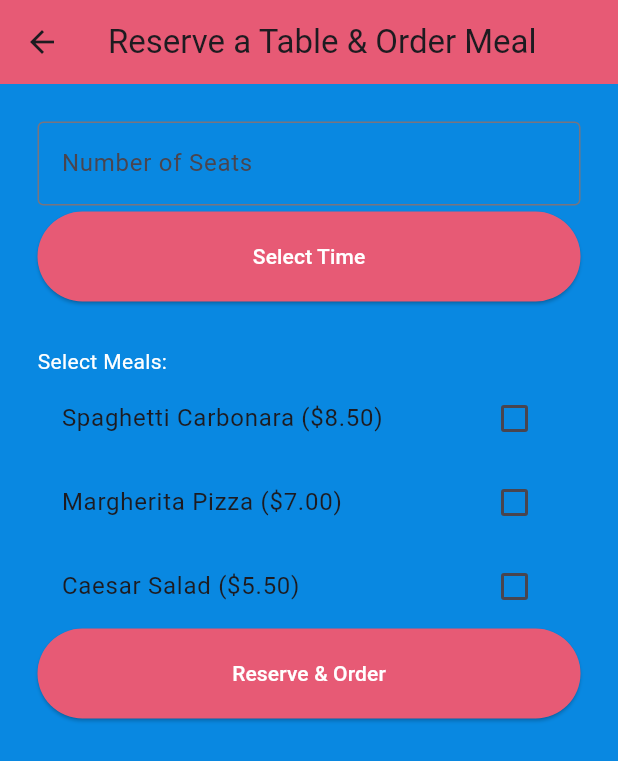
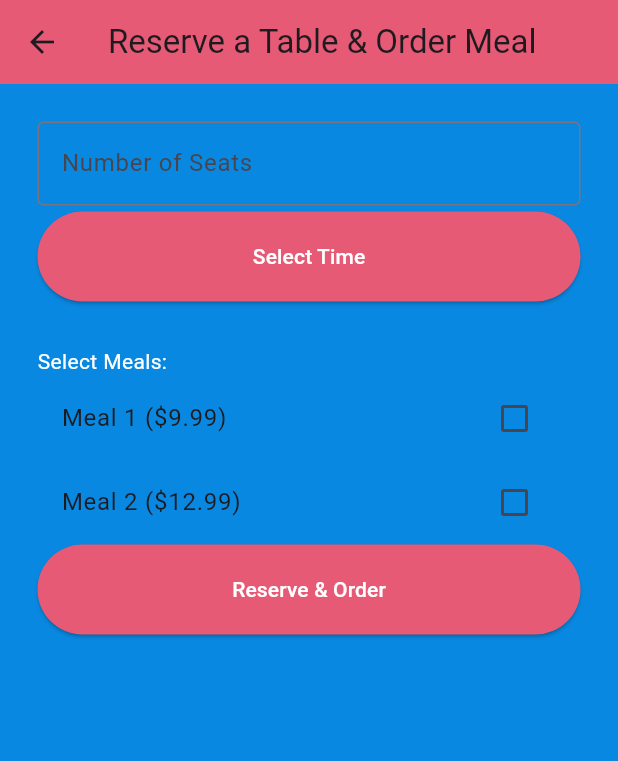
Before and after one commit to FaWald/REAP, a Flutter app: the OrderScreen screen opened directly, on a phone screen of 412 x 824 dp. Shown: the top 761 px of the screen. Run offline on Flutter 3.47's test engine with Material 3 defaults, Android fonts, the phone set to English and light mode, and no system bars.

Commit message:
ab hier übernimmt wer anderer

```diff
--- a/Gui/customer_gui/lib/main.dart
+++ b/Gui/customer_gui/lib/main.dart
@@ -1,5 +1,5 @@
 import 'package:flutter/material.dart';
-import 'package:owner_gui/screens/homeScrenn.dart';
+import 'package:owner_gui/screens/homeScreen.dart';
 import 'styles/app_theme.dart';
 
 void main() => runApp(const MyApp());
--- a/Gui/customer_gui/lib/meal.dart
+++ b/Gui/customer_gui/lib/meal.dart
@@ -1,19 +1,23 @@
 class Meal {
   final String name;
   final double price;
+  // Weitere Attribute gemäß Ihrer JSON-Struktur
 
-  Meal(this.name, this.price);
+  Meal({required this.name, required this.price});
+
+  factory Meal.fromJson(Map<String, dynamic> json) {
+    return Meal(
+      name: json['name'],
+      price: json['price'].toDouble(),
+      // Weitere Attribute initialisieren
+    );
+  }
+
+  Map<String, dynamic> toJson() {
+    return {
+      'name': name,
+      'price': price,
+      // Weitere Attribute zu JSON konvertieren
+    };
+  }
 }
-
-class Order {
-  final List<Meal> meals;
-  String status;
-
-  Order(this.meals, this.status);
-}
-
-List<Meal> menu = [
-  Meal("Spaghetti Carbonara", 8.50),
-  Meal("Margherita Pizza", 7.00),
-  Meal("Caesar Salad", 5.50),
-];
--- a/Gui/customer_gui/lib/screens/orderManagementScreen.dart
+++ b/Gui/customer_gui/lib/screens/orderManagementScreen.dart
@@ -1,7 +1,7 @@
 import 'package:flutter/material.dart';
+import '../order.dart';
 import '../styles/app_theme.dart';
 import '../styles/dimensions.dart';
-import '../meal.dart';
 
 class OrderManagementScreen extends StatefulWidget {
   final Order order;
--- a/Gui/customer_gui/lib/screens/orderScreen.dart
+++ b/Gui/customer_gui/lib/screens/orderScreen.dart
@@ -14,6 +14,16 @@ class _OrderScreenState extends State<OrderScreen> {
   final TextEditingController _seatController = TextEditingController();
   TimeOfDay? selectedTime;
   List<Meal> selectedMeals = [];
+
+  List<Meal> get menu {
+    // Return a list of Meal objects
+    // This is just a placeholder; you'll replace it with your actual logic for fetching meals
+    return [
+      Meal(name: 'Meal 1', price: 9.99),
+      Meal(name: 'Meal 2', price: 12.99),
+      // Add more Meal instances as needed
+    ];
+  }
 
   @override
   void dispose() {
--- a/Gui/customer_gui/pubspec.yaml
+++ b/Gui/customer_gui/pubspec.yaml
@@ -31,6 +31,8 @@ environment:
 dependencies:
   flutter:
     sdk: flutter
+  http: ^0.13.3
+
 
 
   # The following adds the Cupertino Icons font to your application.
--- a/Gui/owner_gui/lib/login_page.dart
+++ b/Gui/owner_gui/lib/login_page.dart
@@ -1,6 +1,5 @@
 import 'package:flutter/material.dart';
 import 'colors.dart';
-import 'waiter_gui.dart';
 import 'restaurant_gui_home.dart';
 
 void main() {
```
Also changed, not shown: Gui/customer_gui/lib/screens/homeScreen.dart (renamed from Gui/customer_gui/lib/screens/homeScrenn.dart, +10 -1 lines), Gui/customer_gui/pubspec.lock.
